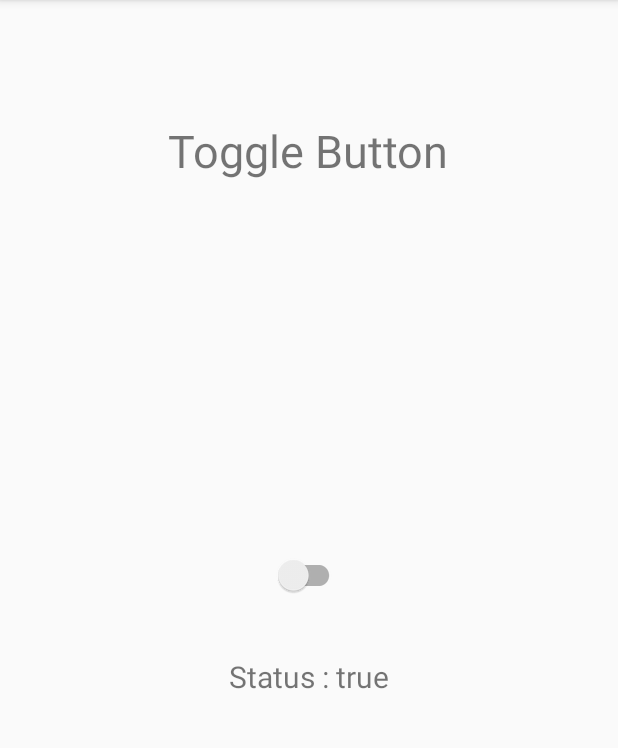
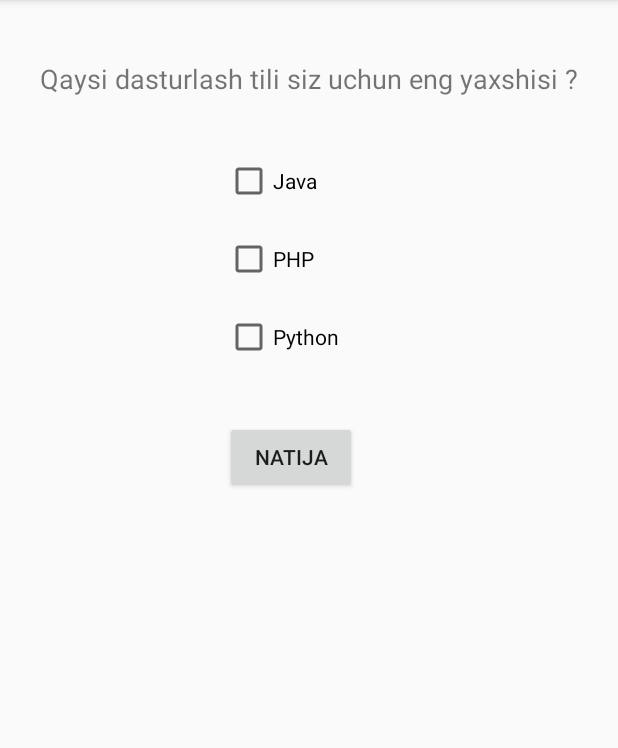
Before and after one commit to Abdulfattoh/Android-App-Visuals, an Android app: the screen it shows after launch (ToggleButton before the commit, CheckBox after it), on a phone screen of 412 x 824 dp, the part 84-832 px from its top. Run offline under Robolectric (Android 15) with nearby library versions, the phone set to English and light mode, and no system bars; plain views replace SwitchButton.

Commit message:
checkbox

```diff
--- a/app/src/main/AndroidManifest.xml
+++ b/app/src/main/AndroidManifest.xml
@@ -9,7 +9,7 @@
         android:roundIcon="@mipmap/ic_launcher_round"
         android:supportsRtl="true"
         android:theme="@style/AppTheme">
-        <activity android:name=".ToggleButton">
+        <activity android:name=".CheckBox">
             <intent-filter>
                 <action android:name="android.intent.action.MAIN" />
 
@@ -18,6 +18,7 @@
         </activity>
         <activity android:name=".RadioButtonActivity" />
         <activity android:name=".SeekBarActivity" />
+        <activity android:name=".ToggleButton" />
     </application>
 
 </manifest>
--- /dev/null
+++ b/app/src/main/java/uz/project/dream/appvisuals/CheckBox.java
@@ -0,0 +1,47 @@
+package uz.project.dream.appvisuals;
+
+import android.os.Bundle;
+import android.support.annotation.Nullable;
+import android.support.v7.app.AppCompatActivity;
+import android.view.View;
+import android.widget.Button;
+import android.widget.TextView;
+
+/**
+ * Created by Abdufattokh on 8/4/2018.
+ */
+
+public class CheckBox extends AppCompatActivity{
+
+    private android.widget.CheckBox java;
+    private android.widget.CheckBox php;
+    private android.widget.CheckBox python;
+    private Button natija;
+    private TextView result;
+
+    @Override
+    protected void onCreate(@Nullable Bundle savedInstanceState) {
+        super.onCreate(savedInstanceState);
+        setContentView(R.layout.check_box_activity);
+
+        java = findViewById(R.id.java);
+        php = findViewById(R.id.php);
+        python = findViewById(R.id.python);
+        natija = findViewById(R.id.natija);
+        result = findViewById(R.id.result);
+
+        natija.setOnClickListener(new View.OnClickListener() {
+            @Override
+            public void onClick(View v) {
+                StringBuilder stringBuilder = new StringBuilder();
+                stringBuilder.append(java.getText().toString() + " status : " + java.isChecked() + "\n");
+                stringBuilder.append(php.getText().toString() + " status : " + php.isChecked() + "\n");
+                stringBuilder.append(python.getText().toString() + " status : " + python.isChecked() + "\n");
+                //\n - enter yangi satrdan boshlash
+
+                result.setText(stringBuilder);
+            }
+        });
+
+    }
+}
--- a/app/src/main/java/uz/project/dream/appvisuals/ToggleButton.java
+++ b/app/src/main/java/uz/project/dream/appvisuals/ToggleButton.java
@@ -35,8 +35,5 @@ public class ToggleButton extends AppCompatActivity{
                 }
             }
         });
-
-
-
     }
 }
--- /dev/null
+++ b/app/src/main/res/layout/check_box_activity.xml
@@ -0,0 +1,67 @@
+<?xml version="1.0" encoding="utf-8"?>
+<RelativeLayout
+    xmlns:android="http://schemas.android.com/apk/res/android"
+    android:layout_width="match_parent"
+    android:layout_height="match_parent">
+
+    <TextView
+        android:id="@+id/title"
+        android:text="Qaysi dasturlash tili siz uchun eng yaxshisi ?"
+        android:textSize="18sp"
+        android:layout_centerHorizontal="true"
+        android:layout_marginTop="40dp"
+        android:layout_width="wrap_content"
+        android:layout_height="wrap_content" />
+
+    <CheckBox
+        android:id="@+id/java"
+        android:layout_below="@+id/title"
+        android:layout_marginTop="40dp"
+        android:layout_alignStart="@+id/natija"
+        android:layout_width="wrap_content"
+        android:layout_height="wrap_content"
+        android:layout_centerHorizontal="true"
+        android:layout_centerVertical="true"
+        android:text="Java" />
+
+    <CheckBox
+        android:id="@+id/php"
+        android:layout_below="@+id/java"
+        android:layout_alignStart="@+id/java"
+        android:layout_marginTop="20dp"
+        android:layout_width="wrap_content"
+        android:layout_height="wrap_content"
+        android:layout_centerHorizontal="true"
+        android:layout_centerVertical="true"
+        android:text="PHP" />
+
+    <CheckBox
+        android:id="@+id/python"
+        android:layout_alignStart="@+id/java"
+        android:layout_below="@+id/php"
+        android:layout_marginTop="20dp"
+        android:layout_width="wrap_content"
+        android:layout_height="wrap_content"
+        android:layout_centerHorizontal="true"
+        android:layout_centerVertical="true"
+        android:text="Python" />
+
+    <Button
+        android:text="Natija"
+        android:id="@+id/natija"
+        android:layout_below="@+id/python"
+        android:layout_marginStart="150dp"
+        android:layout_marginTop="40dp"
+        android:layout_width="wrap_content"
+        android:layout_height="wrap_content" />
+
+    <TextView
+        android:id="@+id/result"
+        android:textSize="16sp"
+        android:layout_below="@+id/natija"
+        android:layout_centerHorizontal="true"
+        android:layout_marginTop="40dp"
+        android:layout_width="wrap_content"
+        android:layout_height="wrap_content" />
+
+</RelativeLayout>
--- a/app/src/main/res/values/strings.xml
+++ b/app/src/main/res/values/strings.xml
@@ -1,3 +1,4 @@
 <resources>
     <string name="app_name">App Visuals</string>
+    <string name="qaysi_dasturlash_tili_siz_uchun_eng_yaxshisi">Qaysi Dasturlash tili siz uchun eng yaxshisi ?</string>
 </resources>
```
